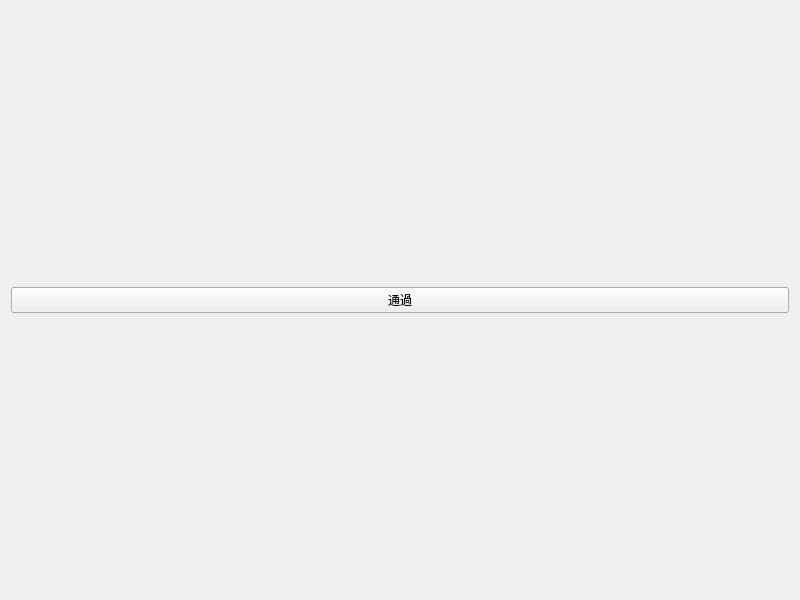
Above: midtermui.ui from 41343112/MidTermUi before the change. Below: the same form after it.
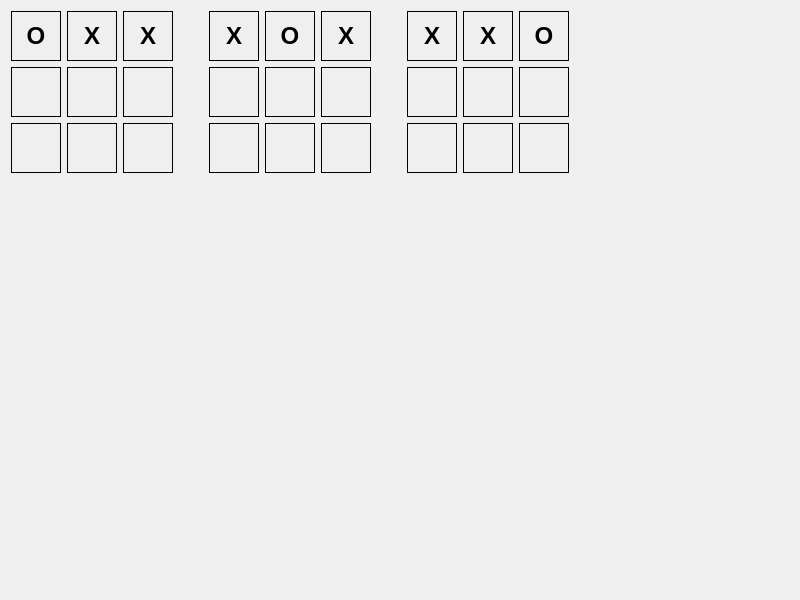
That is the form after the change.

Commit message: Implement Tic-Tac-Toe UI with 3 rounds and spacers

Diff of the .ui file:
```diff
--- a/midtermui.ui
+++ b/midtermui.ui
@@ -15,11 +15,598 @@
   </property>
   <layout class="QVBoxLayout" name="verticalLayout">
    <item>
-    <widget class="QPushButton" name="pushButton">
-     <property name="text">
-      <string>通過</string>
+    <layout class="QHBoxLayout" name="horizontalLayout">
+     <!-- Round 1: |OXX| -->
+     <item>
+      <layout class="QGridLayout" name="gridLayout1">
+       <item row="0" column="0">
+        <widget class="QLabel" name="label_r1_0">
+         <property name="text">
+          <string>O</string>
+         </property>
+         <property name="alignment">
+          <set>Qt::AlignCenter</set>
+         </property>
+         <property name="minimumSize">
+          <size>
+           <width>50</width>
+           <height>50</height>
+          </size>
+         </property>
+         <property name="styleSheet">
+          <string>QLabel { border: 1px solid black; font-size: 24px; font-weight: bold; }</string>
+         </property>
+        </widget>
+       </item>
+       <item row="0" column="1">
+        <widget class="QLabel" name="label_r1_1">
+         <property name="text">
+          <string>X</string>
+         </property>
+         <property name="alignment">
+          <set>Qt::AlignCenter</set>
+         </property>
+         <property name="minimumSize">
+          <size>
+           <width>50</width>
+           <height>50</height>
+          </size>
+         </property>
+         <property name="styleSheet">
+          <string>QLabel { border: 1px solid black; font-size: 24px; font-weight: bold; }</string>
+         </property>
+        </widget>
+       </item>
+       <item row="0" column="2">
+        <widget class="QLabel" name="label_r1_2">
+         <property name="text">
+          <string>X</string>
+         </property>
+         <property name="alignment">
+          <set>Qt::AlignCenter</set>
+         </property>
+         <property name="minimumSize">
+          <size>
+           <width>50</width>
+           <height>50</height>
+          </size>
+         </property>
+         <property name="styleSheet">
+          <string>QLabel { border: 1px solid black; font-size: 24px; font-weight: bold; }</string>
+         </property>
+        </widget>
+       </item>
+       <item row="1" column="0">
+        <widget class="QLabel" name="label_r1_3">
+         <property name="text">
+          <string></string>
+         </property>
+         <property name="alignment">
+          <set>Qt::AlignCenter</set>
+         </property>
+         <property name="minimumSize">
+          <size>
+           <width>50</width>
+           <height>50</height>
+          </size>
+         </property>
+         <property name="styleSheet">
+          <string>QLabel { border: 1px solid black; font-size: 24px; font-weight: bold; }</string>
+         </property>
+        </widget>
+       </item>
+       <item row="1" column="1">
+        <widget class="QLabel" name="label_r1_4">
+         <property name="text">
+          <string></string>
+         </property>
+         <property name="alignment">
+          <set>Qt::AlignCenter</set>
+         </property>
+         <property name="minimumSize">
+          <size>
+           <width>50</width>
+           <height>50</height>
+          </size>
+         </property>
+         <property name="styleSheet">
+          <string>QLabel { border: 1px solid black; font-size: 24px; font-weight: bold; }</string>
+         </property>
+        </widget>
+       </item>
+       <item row="1" column="2">
+        <widget class="QLabel" name="label_r1_5">
+         <property name="text">
+          <string></string>
+         </property>
+         <property name="alignment">
+          <set>Qt::AlignCenter</set>
+         </property>
+         <property name="minimumSize">
+          <size>
+           <width>50</width>
+           <height>50</height>
+          </size>
+         </property>
+         <property name="styleSheet">
+          <string>QLabel { border: 1px solid black; font-size: 24px; font-weight: bold; }</string>
+         </property>
+        </widget>
+       </item>
+       <item row="2" column="0">
+        <widget class="QLabel" name="label_r1_6">
+         <property name="text">
+          <string></string>
+         </property>
+         <property name="alignment">
+          <set>Qt::AlignCenter</set>
+         </property>
+         <property name="minimumSize">
+          <size>
+           <width>50</width>
+           <height>50</height>
+          </size>
+         </property>
+         <property name="styleSheet">
+          <string>QLabel { border: 1px solid black; font-size: 24px; font-weight: bold; }</string>
+         </property>
+        </widget>
+       </item>
+       <item row="2" column="1">
+        <widget class="QLabel" name="label_r1_7">
+         <property name="text">
+          <string></string>
+         </property>
+         <property name="alignment">
+          <set>Qt::AlignCenter</set>
+         </property>
+         <property name="minimumSize">
+          <size>
+           <width>50</width>
+           <height>50</height>
+          </size>
+         </property>
+         <property name="styleSheet">
+          <string>QLabel { border: 1px solid black; font-size: 24px; font-weight: bold; }</string>
+         </property>
+        </widget>
+       </item>
+       <item row="2" column="2">
+        <widget class="QLabel" name="label_r1_8">
+         <property name="text">
+          <string></string>
+         </property>
+         <property name="alignment">
+          <set>Qt::AlignCenter</set>
+         </property>
+         <property name="minimumSize">
+          <size>
+           <width>50</width>
+           <height>50</height>
+          </size>
+         </property>
+         <property name="styleSheet">
+          <string>QLabel { border: 1px solid black; font-size: 24px; font-weight: bold; }</string>
+         </property>
+        </widget>
+       </item>
+      </layout>
+     </item>
+     <!-- Spacer between rounds -->
+     <item>
+      <spacer name="horizontalSpacer1">
+       <property name="orientation">
+        <enum>Qt::Horizontal</enum>
+       </property>
+       <property name="sizeType">
+        <enum>QSizePolicy::Fixed</enum>
+       </property>
+       <property name="sizeHint" stdset="0">
+        <size>
+         <width>30</width>
+         <height>20</height>
+        </size>
+       </property>
+      </spacer>
+     </item>
+     <!-- Round 2: |XOX| -->
+     <item>
+      <layout class="QGridLayout" name="gridLayout2">
+       <item row="0" column="0">
+        <widget class="QLabel" name="label_r2_0">
+         <property name="text">
+          <string>X</string>
+         </property>
+         <property name="alignment">
+          <set>Qt::AlignCenter</set>
+         </property>
+         <property name="minimumSize">
+          <size>
+           <width>50</width>
+           <height>50</height>
+          </size>
+         </property>
+         <property name="styleSheet">
+          <string>QLabel { border: 1px solid black; font-size: 24px; font-weight: bold; }</string>
+         </property>
+        </widget>
+       </item>
+       <item row="0" column="1">
+        <widget class="QLabel" name="label_r2_1">
+         <property name="text">
+          <string>O</string>
+         </property>
+         <property name="alignment">
+          <set>Qt::AlignCenter</set>
+         </property>
+         <property name="minimumSize">
+          <size>
+           <width>50</width>
+           <height>50</height>
+          </size>
+         </property>
+         <property name="styleSheet">
+          <string>QLabel { border: 1px solid black; font-size: 24px; font-weight: bold; }</string>
+         </property>
+        </widget>
+       </item>
+       <item row="0" column="2">
+        <widget class="QLabel" name="label_r2_2">
+         <property name="text">
+          <string>X</string>
+         </property>
+         <property name="alignment">
+          <set>Qt::AlignCenter</set>
+         </property>
+         <property name="minimumSize">
+          <size>
+           <width>50</width>
+           <height>50</height>
+          </size>
+         </property>
+         <property name="styleSheet">
+          <string>QLabel { border: 1px solid black; font-size: 24px; font-weight: bold; }</string>
+         </property>
+        </widget>
+       </item>
+       <item row="1" column="0">
+        <widget class="QLabel" name="label_r2_3">
+         <property name="text">
+          <string></string>
+         </property>
+         <property name="alignment">
+          <set>Qt::AlignCenter</set>
+         </property>
+         <property name="minimumSize">
+          <size>
+           <width>50</width>
+           <height>50</height>
+          </size>
+         </property>
+         <property name="styleSheet">
+          <string>QLabel { border: 1px solid black; font-size: 24px; font-weight: bold; }</string>
+         </property>
+        </widget>
+       </item>
+       <item row="1" column="1">
+        <widget class="QLabel" name="label_r2_4">
+         <property name="text">
+          <string></string>
+         </property>
+         <property name="alignment">
+          <set>Qt::AlignCenter</set>
+         </property>
+         <property name="minimumSize">
+          <size>
+           <width>50</width>
+           <height>50</height>
+          </size>
+         </property>
+         <property name="styleSheet">
+          <string>QLabel { border: 1px solid black; font-size: 24px; font-weight: bold; }</string>
+         </property>
+        </widget>
+       </item>
+       <item row="1" column="2">
+        <widget class="QLabel" name="label_r2_5">
+         <property name="text">
+          <string></string>
+         </property>
+         <property name="alignment">
+          <set>Qt::AlignCenter</set>
+         </property>
+         <property name="minimumSize">
+          <size>
+           <width>50</width>
+           <height>50</height>
+          </size>
+         </property>
+         <property name="styleSheet">
+          <string>QLabel { border: 1px solid black; font-size: 24px; font-weight: bold; }</string>
+         </property>
+        </widget>
+       </item>
+       <item row="2" column="0">
+        <widget class="QLabel" name="label_r2_6">
+         <property name="text">
+          <string></string>
+         </property>
+         <property name="alignment">
+          <set>Qt::AlignCenter</set>
+         </property>
+         <property name="minimumSize">
+          <size>
+           <width>50</width>
+           <height>50</height>
+          </size>
+         </property>
+         <property name="styleSheet">
+          <string>QLabel { border: 1px solid black; font-size: 24px; font-weight: bold; }</string>
+         </property>
+        </widget>
+       </item>
+       <item row="2" column="1">
+        <widget class="QLabel" name="label_r2_7">
+         <property name="text">
+          <string></string>
+         </property>
+         <property name="alignment">
+          <set>Qt::AlignCenter</set>
+         </property>
+         <property name="minimumSize">
+          <size>
+           <width>50</width>
+           <height>50</height>
+          </size>
+         </property>
+         <property name="styleSheet">
+          <string>QLabel { border: 1px solid black; font-size: 24px; font-weight: bold; }</string>
+         </property>
+        </widget>
+       </item>
+       <item row="2" column="2">
+        <widget class="QLabel" name="label_r2_8">
+         <property name="text">
+          <string></string>
+         </property>
+         <property name="alignment">
+          <set>Qt::AlignCenter</set>
+         </property>
+         <property name="minimumSize">
+          <size>
+           <width>50</width>
+           <height>50</height>
+          </size>
+         </property>
+         <property name="styleSheet">
+          <string>QLabel { border: 1px solid black; font-size: 24px; font-weight: bold; }</string>
+         </property>
+        </widget>
+       </item>
+      </layout>
+     </item>
+     <!-- Spacer between rounds -->
+     <item>
+      <spacer name="horizontalSpacer2">
+       <property name="orientation">
+        <enum>Qt::Horizontal</enum>
+       </property>
+       <property name="sizeType">
+        <enum>QSizePolicy::Fixed</enum>
+       </property>
+       <property name="sizeHint" stdset="0">
+        <size>
+         <width>30</width>
+         <height>20</height>
+        </size>
+       </property>
+      </spacer>
+     </item>
+     <!-- Round 3: |XXO| -->
+     <item>
+      <layout class="QGridLayout" name="gridLayout3">
+       <item row="0" column="0">
+        <widget class="QLabel" name="label_r3_0">
+         <property name="text">
+          <string>X</string>
+         </property>
+         <property name="alignment">
+          <set>Qt::AlignCenter</set>
+         </property>
+         <property name="minimumSize">
+          <size>
+           <width>50</width>
+           <height>50</height>
+          </size>
+         </property>
+         <property name="styleSheet">
+          <string>QLabel { border: 1px solid black; font-size: 24px; font-weight: bold; }</string>
+         </property>
+        </widget>
+       </item>
+       <item row="0" column="1">
+        <widget class="QLabel" name="label_r3_1">
+         <property name="text">
+          <string>X</string>
+         </property>
+         <property name="alignment">
+          <set>Qt::AlignCenter</set>
+         </property>
+         <property name="minimumSize">
+          <size>
+           <width>50</width>
+           <height>50</height>
+          </size>
+         </property>
+         <property name="styleSheet">
+          <string>QLabel { border: 1px solid black; font-size: 24px; font-weight: bold; }</string>
+         </property>
+        </widget>
+       </item>
+       <item row="0" column="2">
+        <widget class="QLabel" name="label_r3_2">
+         <property name="text">
+          <string>O</string>
+         </property>
+         <property name="alignment">
+          <set>Qt::AlignCenter</set>
+         </property>
+         <property name="minimumSize">
+          <size>
+           <width>50</width>
+           <height>50</height>
+          </size>
+         </property>
+         <property name="styleSheet">
+          <string>QLabel { border: 1px solid black; font-size: 24px; font-weight: bold; }</string>
+         </property>
+        </widget>
+       </item>
+       <item row="1" column="0">
+        <widget class="QLabel" name="label_r3_3">
+         <property name="text">
+          <string></string>
+         </property>
+         <property name="alignment">
+          <set>Qt::AlignCenter</set>
+         </property>
+         <property name="minimumSize">
+          <size>
+           <width>50</width>
+           <height>50</height>
+          </size>
+         </property>
+         <property name="styleSheet">
+          <string>QLabel { border: 1px solid black; font-size: 24px; font-weight: bold; }</string>
+         </property>
+        </widget>
+       </item>
+       <item row="1" column="1">
+        <widget class="QLabel" name="label_r3_4">
+         <property name="text">
+          <string></string>
+         </property>
+         <property name="alignment">
+          <set>Qt::AlignCenter</set>
+         </property>
+         <property name="minimumSize">
+          <size>
+           <width>50</width>
+           <height>50</height>
+          </size>
+         </property>
+         <property name="styleSheet">
+          <string>QLabel { border: 1px solid black; font-size: 24px; font-weight: bold; }</string>
+         </property>
+        </widget>
+       </item>
+       <item row="1" column="2">
+        <widget class="QLabel" name="label_r3_5">
+         <property name="text">
+          <string></string>
+         </property>
+         <property name="alignment">
+          <set>Qt::AlignCenter</set>
+         </property>
+         <property name="minimumSize">
+          <size>
+           <width>50</width>
+           <height>50</height>
+          </size>
+         </property>
+         <property name="styleSheet">
+          <string>QLabel { border: 1px solid black; font-size: 24px; font-weight: bold; }</string>
+         </property>
+        </widget>
+       </item>
+       <item row="2" column="0">
+        <widget class="QLabel" name="label_r3_6">
+         <property name="text">
+          <string></string>
+         </property>
+         <property name="alignment">
+          <set>Qt::AlignCenter</set>
+         </property>
+         <property name="minimumSize">
+          <size>
+           <width>50</width>
+           <height>50</height>
+          </size>
+         </property>
+         <property name="styleSheet">
+          <string>QLabel { border: 1px solid black; font-size: 24px; font-weight: bold; }</string>
+         </property>
+        </widget>
+       </item>
+       <item row="2" column="1">
+        <widget class="QLabel" name="label_r3_7">
+         <property name="text">
+          <string></string>
+         </property>
+         <property name="alignment">
+          <set>Qt::AlignCenter</set>
+         </property>
+         <property name="minimumSize">
+          <size>
+           <width>50</width>
+           <height>50</height>
+          </size>
+         </property>
+         <property name="styleSheet">
+          <string>QLabel { border: 1px solid black; font-size: 24px; font-weight: bold; }</string>
+         </property>
+        </widget>
+       </item>
+       <item row="2" column="2">
+        <widget class="QLabel" name="label_r3_8">
+         <property name="text">
+          <string></string>
+         </property>
+         <property name="alignment">
+          <set>Qt::AlignCenter</set>
+         </property>
+         <property name="minimumSize">
+          <size>
+           <width>50</width>
+           <height>50</height>
+          </size>
+         </property>
+         <property name="styleSheet">
+          <string>QLabel { border: 1px solid black; font-size: 24px; font-weight: bold; }</string>
+         </property>
+        </widget>
+       </item>
+      </layout>
+     </item>
+     <!-- Spacer at the end to push everything to the left -->
+     <item>
+      <spacer name="horizontalSpacer3">
+       <property name="orientation">
+        <enum>Qt::Horizontal</enum>
+       </property>
+       <property name="sizeHint" stdset="0">
+        <size>
+         <width>40</width>
+         <height>20</height>
+        </size>
+       </property>
+      </spacer>
+     </item>
+    </layout>
+   </item>
+   <!-- Vertical spacer to push everything to the top -->
+   <item>
+    <spacer name="verticalSpacer">
+     <property name="orientation">
+      <enum>Qt::Vertical</enum>
      </property>
-    </widget>
+     <property name="sizeHint" stdset="0">
+      <size>
+       <width>20</width>
+       <height>40</height>
+      </size>
+     </property>
+    </spacer>
    </item>
   </layout>
  </widget>
```
Left out of the diff: 2 changed lines with no effect on the pictures.
